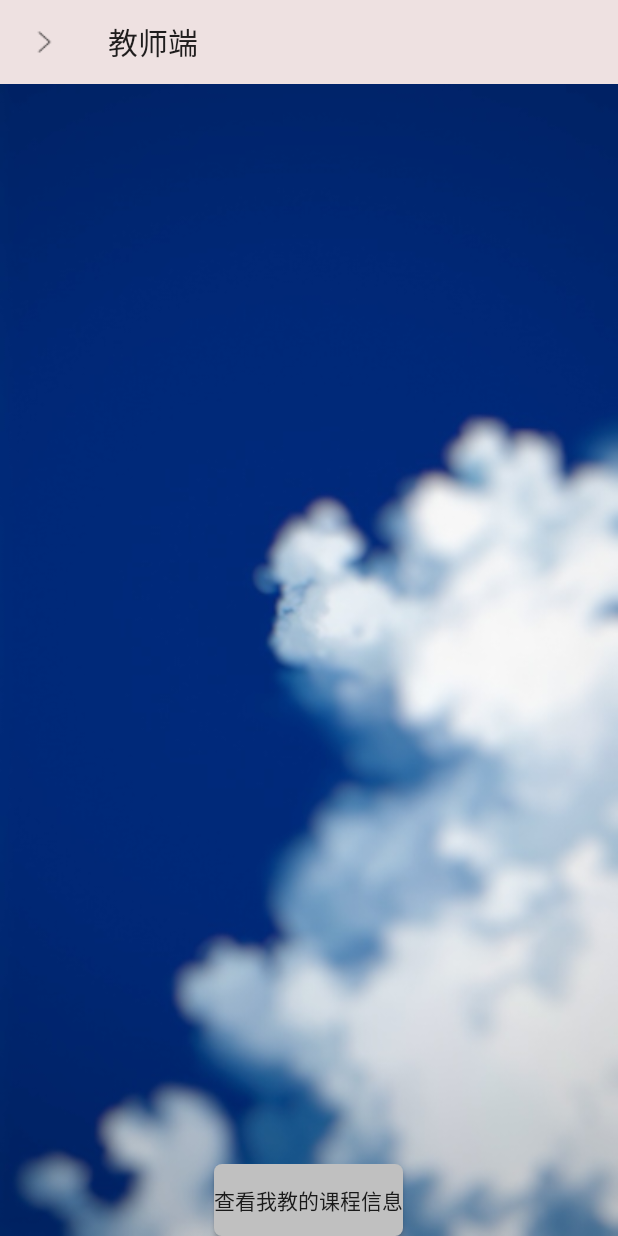
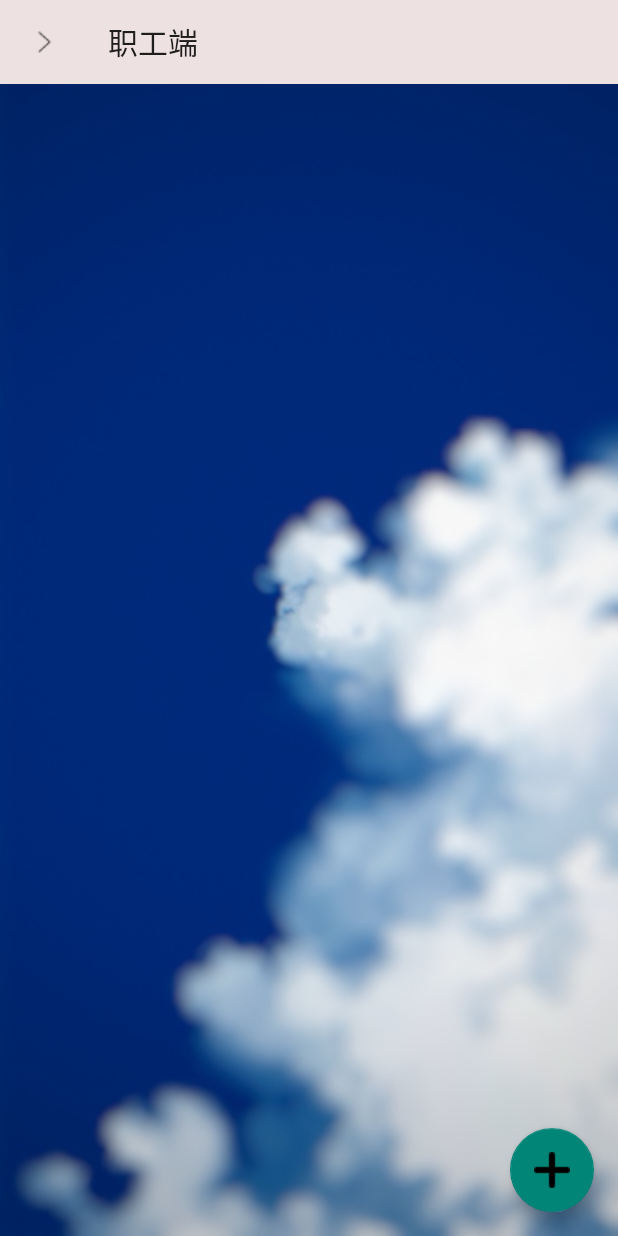
Before and after one commit to dengismy/studyingmanage02, an Android app: the activity_teacher screen opened directly, with no data from a screen before it, on a phone screen of 412 x 824 dp. Run offline under Robolectric (Android 15) with nearby library versions, the phone set to English and light mode, and no system bars; our stand-ins replace CircleImageView; 3 statements that could not run were skipped.

Commit message:
教师页面的改动

```diff
--- a/app/src/main/java/com/example/database_manage/teacher/activity_teacher.java
+++ b/app/src/main/java/com/example/database_manage/teacher/activity_teacher.java
@@ -24,7 +24,7 @@ import android.widget.ListView;
 import android.widget.SimpleAdapter;
 import android.widget.TextView;
 import android.widget.Toast;
-
+import android.support.design.widget.FloatingActionButton;
 import com.example.database_manage.utils.Common_toolbarColor;
 import com.example.database_manage.R;
 import com.example.database_manage.database.CommonDatabase;
@@ -64,7 +64,7 @@ public class activity_teacher extends AppCompatActivity {
     private Toolbar toolbar;
 
     //触发查看我的课程信息的button
-    private Button button_look_mycourse;
+    private FloatingActionButton button_scan_code;
 
     //圆形imageview 用于显示头像
     private CircleImageView circleImageView;
@@ -150,11 +150,15 @@ public class activity_teacher extends AppCompatActivity {
                         startActivity(intent_change02);
                         break;
 
-                        //备份
-                    case R.id.nav_menu_emailsave:
-                        Intent intent_email = new Intent(activity_teacher.this, save_email.class);
-                        intent_email.putExtra("teacher_id", receive_intent.getStringExtra("teacher_id"));
-                        startActivity(intent_email);
+                        //资讯管理
+                    case R.id.nav_menu_manage_message:
+                        state = "mycourse";
+                        look_course();
+                        break;
+
+                    //宿舍分配
+                    case R.id.nav_menu_assign_dormitory:
+                        Toast.makeText(activity_teacher.this,"宿舍分配",Toast.LENGTH_LONG).show();
                         break;
 
                     default:
@@ -170,7 +174,6 @@ public class activity_teacher extends AppCompatActivity {
             @Override
             public void onItemClick(AdapterView<?> parent, View view, int position, long id) {
                 /****点击老师拥有的课程的****/
-
                 //获取用户-老师的名字
                 String teacher_name = "";
                 Cursor cursor_look_for_id = db.query("teacher", null, "teacher_id =?", new String[]{receive_intent.getStringExtra("teacher_id")}, null, null, null);
@@ -228,16 +231,14 @@ public class activity_teacher extends AppCompatActivity {
 
                 switch (v.getId()) {
 
-                    case R.id.button_lookmycourse:
-                        state = "mycourse";
-                        look_course();
-
+                    case R.id.floatingbutton_scan_code:
+                        Toast.makeText(activity_teacher.this, "扫描二维码", Toast.LENGTH_SHORT).show();
                         break;
 
                 }
             }
         };
-        button_look_mycourse.setOnClickListener(listener);
+        button_scan_code.setOnClickListener(listener);
         circleImageView.setOnClickListener(listener);
 
     }
@@ -273,7 +274,7 @@ public class activity_teacher extends AppCompatActivity {
 
         listView = findViewById(R.id.listview_teacher);
 
-        button_look_mycourse = findViewById(R.id.button_lookmycourse);
+        button_scan_code = findViewById(R.id.floatingbutton_scan_code);
 
         //NavigationView绑定及监听子项
         navigationView = findViewById(R.id.navigation_view_t);
@@ -286,10 +287,11 @@ public class activity_teacher extends AppCompatActivity {
 
         //表示欢迎的textview
         textView_welcome.setText(receive_intent.getStringExtra("teacher_id"));
+        //头像初始化
+        imageStore = new image_store();
 
-        //头像初始化
-
-        imageStore = new image_store();
+        //列表初始化
+        look_course();
 
     }
 
@@ -321,7 +323,7 @@ public class activity_teacher extends AppCompatActivity {
 
         //对游标进行遍历
         if (cursor.getCount() == 0) {
-            Toast.makeText(activity_teacher.this, "您没有任何课", Toast.LENGTH_SHORT).show();
+            Toast.makeText(activity_teacher.this, "暂时无资讯", Toast.LENGTH_SHORT).show();
         } else {
             ArrayList<Map<String, String>> arrayList_mycourse = new ArrayList<Map<String, String>>();
             while (cursor.moveToNext()) {
@@ -337,7 +339,7 @@ public class activity_teacher extends AppCompatActivity {
             }
             ////////////////////
             CoordinatorLayout teacher_coordinatorlayout = findViewById(R.id.teacher_coordinatorlayout);
-            Snackbar.make(teacher_coordinatorlayout, "您共有" + arrayList_mycourse.size() + "门课程", Snackbar.LENGTH_LONG)
+            Snackbar.make(teacher_coordinatorlayout, "一共有" + arrayList_mycourse.size() + "条资讯", Snackbar.LENGTH_LONG)
                     .setAction("好的", new View.OnClickListener() {
                         @Override
                         public void onClick(View v) {
--- a/app/src/main/res/layout/activity_teacher.xml
+++ b/app/src/main/res/layout/activity_teacher.xml
@@ -21,7 +21,7 @@
     <android.support.v7.widget.Toolbar
         android:layout_width="match_parent"
         android:background="@color/colorPrimary"
-        app:title="教师端"
+        app:title="职工端"
         android:id="@+id/toolbar_teacher"
         android:layout_height="?attr/actionBarSize">
 
@@ -36,10 +36,8 @@
             android:layout_width="match_parent"
             android:layout_height="match_parent"
             android:id="@+id/listview_teacher"
-
             android:dividerHeight="1px"
             android:divider="#000"
-
             >
         </ListView>
 
@@ -55,14 +53,6 @@
 
         android:id="@+id/teacher_linearlayout"
         android:orientation="horizontal">
-        <Button
-            android:layout_width="wrap_content"
-            android:layout_height="wrap_content"
-            android:text="查看我教的课程信息"
-            android:id="@+id/button_lookmycourse"
-            android:background="@drawable/shape"
-
-            />
 
     </LinearLayout>
     <android.support.design.widget.CoordinatorLayout
@@ -70,7 +60,15 @@
         android:layout_width="match_parent"
         android:layout_alignParentBottom="true"
         android:layout_height="wrap_content">
-
+        <android.support.design.widget.FloatingActionButton
+            android:src="@drawable/add_course"
+            android:layout_width="wrap_content"
+            android:layout_margin="16dp"
+            android:layout_gravity="bottom|end"
+            app:fabSize="normal"
+            android:scaleType="center"
+            android:id="@+id/floatingbutton_scan_code"
+            android:layout_height="wrap_content" />
     </android.support.design.widget.CoordinatorLayout>
     </RelativeLayout>
     </FrameLayout>
--- a/app/src/main/res/menu/nav_menu.xml
+++ b/app/src/main/res/menu/nav_menu.xml
@@ -19,11 +19,9 @@
 
         <item
             android:id="@+id/nav_menu_look_hcourse"
-
             android:icon="@drawable/xuankejieguo"
-            android:title="查看选课"
+            android:title="查看宿舍"
             android:checkable="true"
-
             />
 
         <item
--- a/app/src/main/res/menu/nav_menu_teacher.xml
+++ b/app/src/main/res/menu/nav_menu_teacher.xml
@@ -9,20 +9,23 @@
 
             />
 
-
         <item
             android:id="@+id/nav_menu_lookliuyan"
-            android:icon="@drawable/chakanliuyan"
+            android:icon="@drawable/message"
             android:title="查看留言"
             />
         <item
-            android:id="@+id/nav_menu_emailsave"
-            android:icon="@drawable/email"
-            android:title="邮箱备份"
+            android:id="@+id/nav_menu_manage_message"
+            android:icon="@drawable/news"
+            android:title="资讯管理"
+            />
+        <item
+            android:id="@+id/nav_menu_assign_dormitory"
+            android:icon="@drawable/sushe"
+            android:title="宿舍分配"
             />
         <item
             android:id="@+id/nav_menu_change_teaaccount"
-
             android:icon="@drawable/changeacc"
             android:title="修改密码"
             />
```
